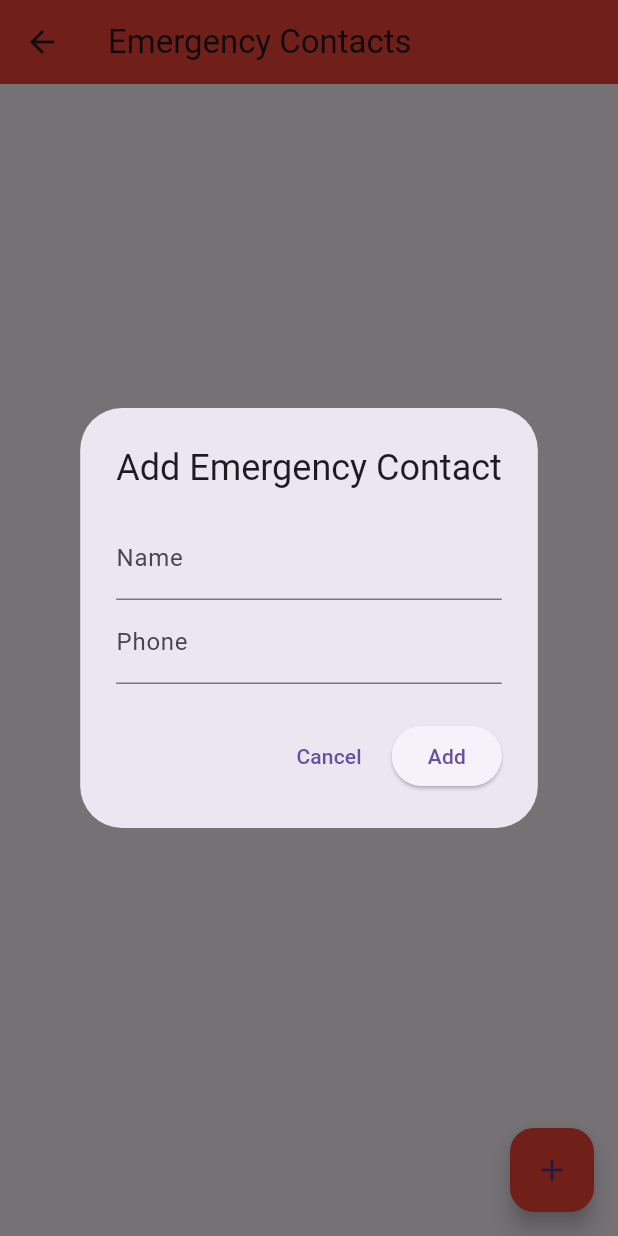
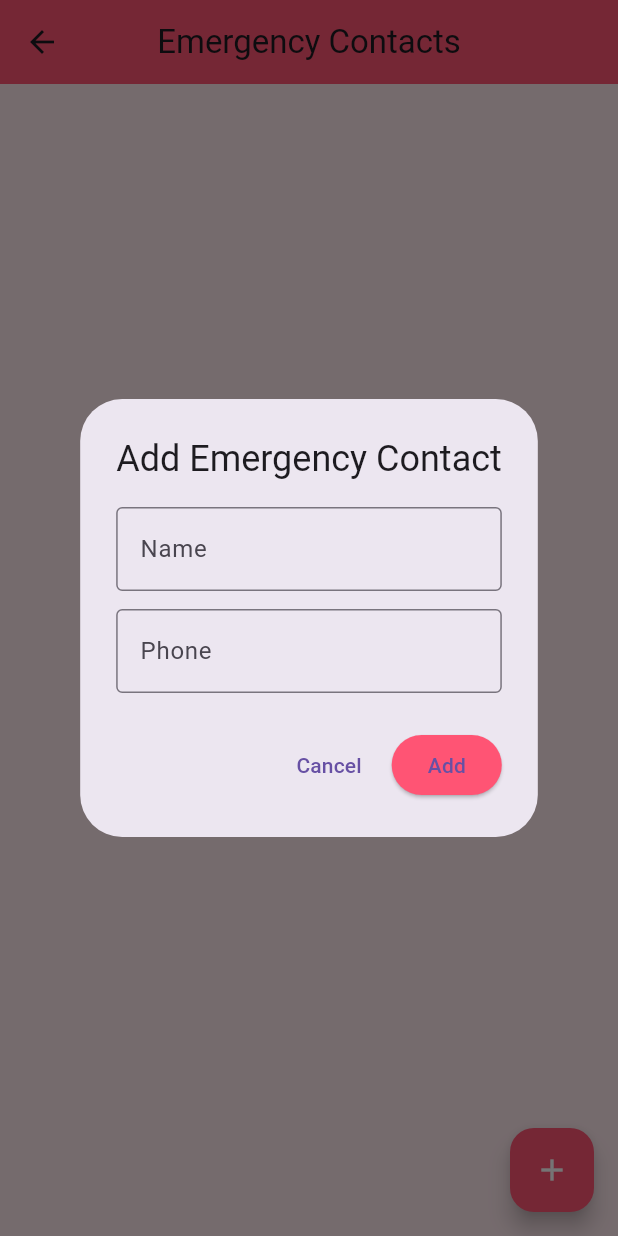
Before and after one commit to iamsarthakx7/HerShield, a Flutter app: the ContactsScreen screen opened directly, after a tap on the "add" icon, on a phone screen of 412 x 824 dp. Run offline on Flutter 3.47's test engine with Material 3 defaults, Android fonts, the light colour scheme and no system bars; our stand-ins replace cloud_firestore, firebase_auth, firebase_core, geolocator, sensors_plus, shared_preferences; accounts and stored records are empty.

Commit message:
Style contacts screen with app color scheme and improved layout

```diff
--- a/lib/screens/contacts_screen.dart
+++ b/lib/screens/contacts_screen.dart
@@ -1,7 +1,9 @@
 import 'package:flutter/material.dart';
 import 'package:cloud_firestore/cloud_firestore.dart';
+
 import '../services/contacts_service.dart';
 import '../utils/app_state.dart';
+import '../constants/app_colors.dart';
 
 class ContactsScreen extends StatelessWidget {
   const ContactsScreen({super.key});
@@ -19,12 +21,19 @@ class ContactsScreen extends StatelessWidget {
           children: [
             TextField(
               controller: nameController,
-              decoration: const InputDecoration(labelText: 'Name'),
+              decoration: const InputDecoration(
+                labelText: 'Name',
+                border: OutlineInputBorder(),
               ),
+            ),
+            const SizedBox(height: 12),
             TextField(
               controller: phoneController,
               keyboardType: TextInputType.phone,
-              decoration: const InputDecoration(labelText: 'Phone'),
+              decoration: const InputDecoration(
+                labelText: 'Phone',
+                border: OutlineInputBorder(),
+              ),
             ),
           ],
         ),
@@ -34,6 +43,9 @@ class ContactsScreen extends StatelessWidget {
             child: const Text('Cancel'),
           ),
           ElevatedButton(
+            style: ElevatedButton.styleFrom(
+              backgroundColor: AppColors.primary,
+            ),
             onPressed: () async {
               try {
                 await ContactsService.addContact(
@@ -59,14 +71,16 @@ class ContactsScreen extends StatelessWidget {
   @override
   Widget build(BuildContext context) {
     return Scaffold(
+      backgroundColor: AppColors.background,
       appBar: AppBar(
         title: const Text('Emergency Contacts'),
-        backgroundColor: Colors.red,
+        backgroundColor: AppColors.primary,
+        centerTitle: true,
       ),
       floatingActionButton: FloatingActionButton(
-        backgroundColor: Colors.red,
+        backgroundColor: AppColors.primary,
         onPressed: () => _showAddDialog(context),
-        child: const Icon(Icons.add),
+        child: const Icon(Icons.add, color: AppColors.white),
       ),
       body: StreamBuilder<QuerySnapshot>(
         stream: ContactsService.getContacts(),
@@ -80,28 +94,62 @@ class ContactsScreen extends StatelessWidget {
 
           if (docs.isEmpty) {
             return const Center(
-              child: Text('No emergency contacts added'),
+              child: Text(
+                'No emergency contacts added',
+                style: TextStyle(color: AppColors.textSecondary),
+              ),
             );
           }
 
-          return ListView.builder(
+          return ListView.separated(
+            padding: const EdgeInsets.all(16),
             itemCount: docs.length,
+            separatorBuilder: (_, __) => const SizedBox(height: 10),
             itemBuilder: (_, index) {
               final doc = docs[index];
               final data = doc.data() as Map<String, dynamic>;
 
-              return ListTile(
-                leading: const Icon(Icons.person),
-                title: Text(data['name']),
-                subtitle: Text(data['phone']),
+              return Card(
+                elevation: 2,
+                shape: RoundedRectangleBorder(
+                  borderRadius: BorderRadius.circular(12),
+                ),
+                child: ListTile(
+                  leading: Container(
+                    padding: const EdgeInsets.all(8),
+                    decoration: BoxDecoration(
+                      color: AppColors.secondary,
+                      shape: BoxShape.circle,
+                    ),
+                    child: const Icon(
+                      Icons.person,
+                      color: AppColors.primary,
+                    ),
+                  ),
+                  title: Text(
+                    data['name'],
+                    style: const TextStyle(
+                      fontWeight: FontWeight.w600,
+                    ),
+                  ),
+                  subtitle: Text(
+                    data['phone'],
+                    style: const TextStyle(
+                      color: AppColors.textSecondary,
+                    ),
+                  ),
                   trailing: IconButton(
-                  icon: const Icon(Icons.delete, color: Colors.red),
+                    icon: const Icon(
+                      Icons.delete,
+                      color: AppColors.emergency,
+                    ),
                     onPressed: () async {
                       await ContactsService.deleteContact(
                         contactId: doc.id,
                         phone: data['phone'],
                       );
                     },
+                  ),
                 ),
               );
             },
```
Lines whose indentation alone changed are shown as unchanged.
